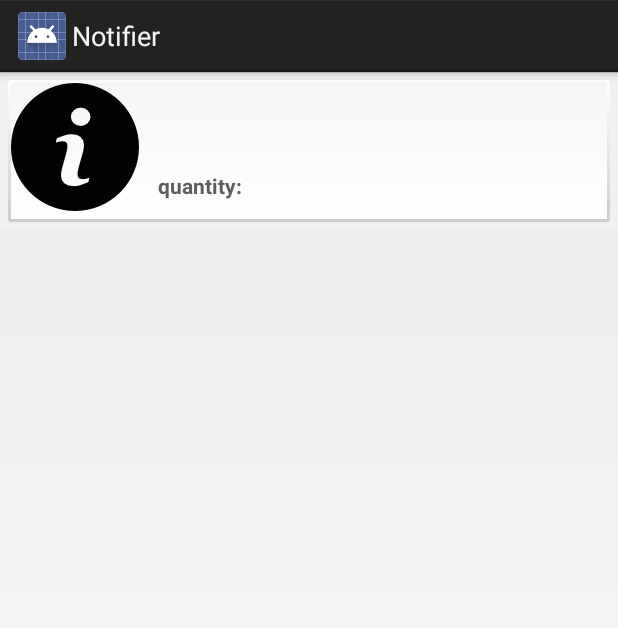
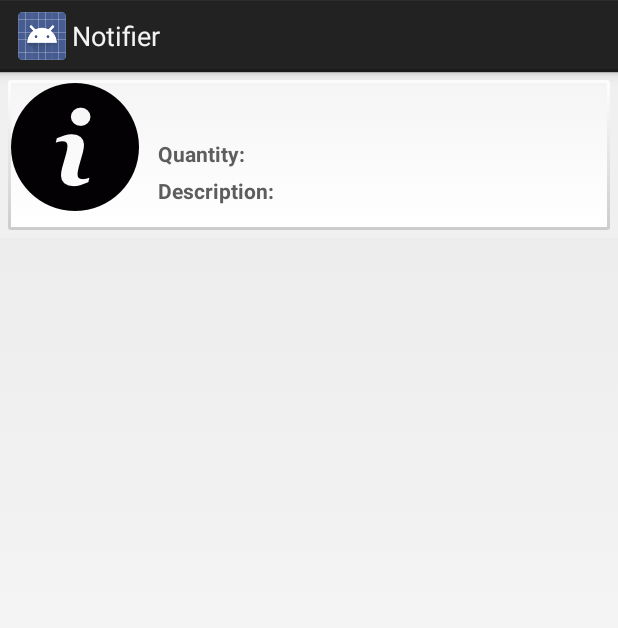
Before and after one commit to markhulia/MySQLTestSample, an Android app: the layout single_item_view.xml on its own in the app's theme, with its tools: preview values and no code run, on a phone screen of 412 x 824 dp. Shown: the top 628 px of the screen. Run offline under Robolectric (Android 15) with nearby library versions, the phone set to English and light mode, and no system bars.

```diff
--- a/app/src/main/AndroidManifest.xml
+++ b/app/src/main/AndroidManifest.xml
@@ -16,7 +16,8 @@
         android:theme="@style/AppTheme">
         <activity
             android:name=".Login"
-            android:label="@string/app_name">
+            android:label="@string/app_name"
+            android:screenOrientation="portrait">
             <intent-filter>
                 <action android:name="android.intent.action.MAIN" />
                 <category android:name="android.intent.category.LAUNCHER" />
--- a/app/src/main/java/com/example/mysqltest/NotificationBuilder.java
+++ b/app/src/main/java/com/example/mysqltest/NotificationBuilder.java
@@ -74,7 +74,6 @@ public class NotificationBuilder extends Activity {
     public void onNextItemClick(View view) {
 
         //TODO add PHP checker, to check if DB has next line. If false, show report
-
         itemTitle.setText(ItemName);
         itemLocation.setText(Location);
         itemQuantity.setText(ItemQty);
@@ -142,6 +141,7 @@ public class NotificationBuilder extends Activity {
                 FLAG = 1;
             }
         } else {
+            //TODO: create separate confirmation dialog class
             //call confirmation dialog
             //OPTION_YES -> update itemQTY, set FLAG = 1;
             //OPTION NO -> return to parent activity
--- a/app/src/main/java/com/example/mysqltest/ReportUpdater.java
+++ b/app/src/main/java/com/example/mysqltest/ReportUpdater.java
@@ -44,7 +44,7 @@ public class ReportUpdater extends Activity implements OnClickListener {
         setContentView(R.layout.update_report);
 
         updateReportQuantity = (EditText) findViewById(R.id.itemName);
-        description = (EditText) findViewById(R.id.description);
+        description = (EditText) findViewById(R.id.singleItemView_ItemInfo);
 
         mSubmit = (Button) findViewById(R.id.submit);
         mSubmit.setOnClickListener(this);
--- a/app/src/main/java/com/example/mysqltest/URL.java
+++ b/app/src/main/java/com/example/mysqltest/URL.java
@@ -8,7 +8,9 @@ public class URL {
     //emulator
     //public static final String URL = "http://10.0.2.2:2604/webservice/";
 
+    //home
     public static final String URL = "http://10.0.1.5:2604/webservice/";
-    //device
-//    public static final String URL = "http://192.168.1.153:2604/webservice/";
+
+    //Office ANDROID network
+    //public static final String URL = "http://192.168.1.153:2604/webservice/";
 }
--- a/app/src/main/res/layout/single_item_view.xml
+++ b/app/src/main/res/layout/single_item_view.xml
@@ -46,14 +46,34 @@
                     android:textSize="16sp"
                     android:textStyle="bold" />
 
-                <TextView
-                    android:id="@+id/description"
-                    android:layout_width="wrap_content"
+
+
+                <LinearLayout
+                    android:layout_width="match_parent"
                     android:layout_height="wrap_content"
-                    android:paddingBottom="2dip"
-                    android:paddingLeft="8dp"
-                    android:textColor="#888"></TextView>
+                    android:orientation="horizontal"
+                    android:paddingBottom="5dp">
 
+
+                    <TextView
+                        android:layout_width="wrap_content"
+                        android:layout_height="wrap_content"
+                        android:gravity="left"
+                        android:paddingLeft="5dp"
+                        android:text="Quantity: "
+                        android:textColor="#5d5d5d"
+                        android:textStyle="bold"></TextView>
+
+                    <TextView
+                        android:id="@+id/singleItemViewItemQty"
+                        android:layout_width="wrap_content"
+                        android:layout_height="wrap_content"
+                        android:gravity="left"
+                        android:textColor="#acacac"
+                        android:textStyle="bold"></TextView>
+
+
+                </LinearLayout>
                 <LinearLayout
                     android:layout_width="match_parent"
                     android:layout_height="wrap_content"
@@ -65,17 +85,17 @@
                         android:layout_height="wrap_content"
                         android:gravity="left"
                         android:paddingLeft="5dp"
-                        android:text="quantity: "
+                        android:text="Description: "
                         android:textColor="#5d5d5d"
                         android:textStyle="bold"></TextView>
 
                     <TextView
-                        android:id="@+id/singleItemViewItemQty"
+                        android:id="@+id/singleItemView_ItemInfo"
                         android:layout_width="wrap_content"
                         android:layout_height="wrap_content"
-                        android:gravity="left"
-                        android:textColor="#acacac"
-                        android:textStyle="bold"></TextView>
+                        android:paddingBottom="2dip"
+                        android:paddingLeft="8dp"
+                        android:textColor="#888"></TextView>
                 </LinearLayout>
             </LinearLayout>
         </LinearLayout>
--- a/app/src/main/res/layout/update_report.xml
+++ b/app/src/main/res/layout/update_report.xml
@@ -24,7 +24,7 @@
         android:layout_centerHorizontal="true" />
 
     <EditText
-        android:id="@+id/description"
+        android:id="@+id/singleItemView_ItemInfo"
         android:layout_width="wrap_content"
         android:layout_height="wrap_content"
         android:layout_above="@+id/submit"
```
Also changed, not shown: app/src/main/java/com/example/mysqltest/ReportViewer.java (+13 -8 lines), app/src/main/res/layout/single_item_update.xml (added, +13 -0 lines), 34 other files.
